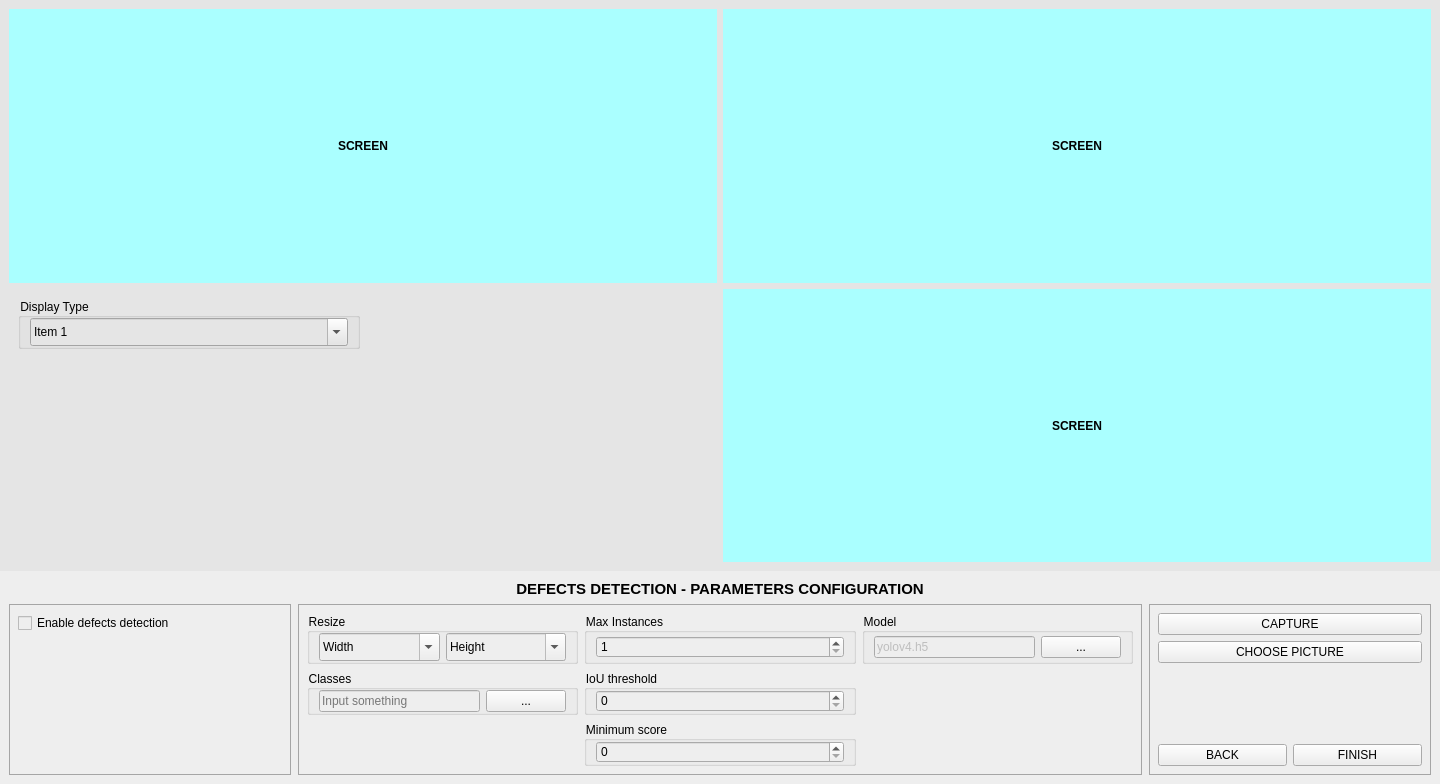
Qt form views/error_detect_screen.ui (Shockmstr/FQCS_DesktopApp) before a commit.
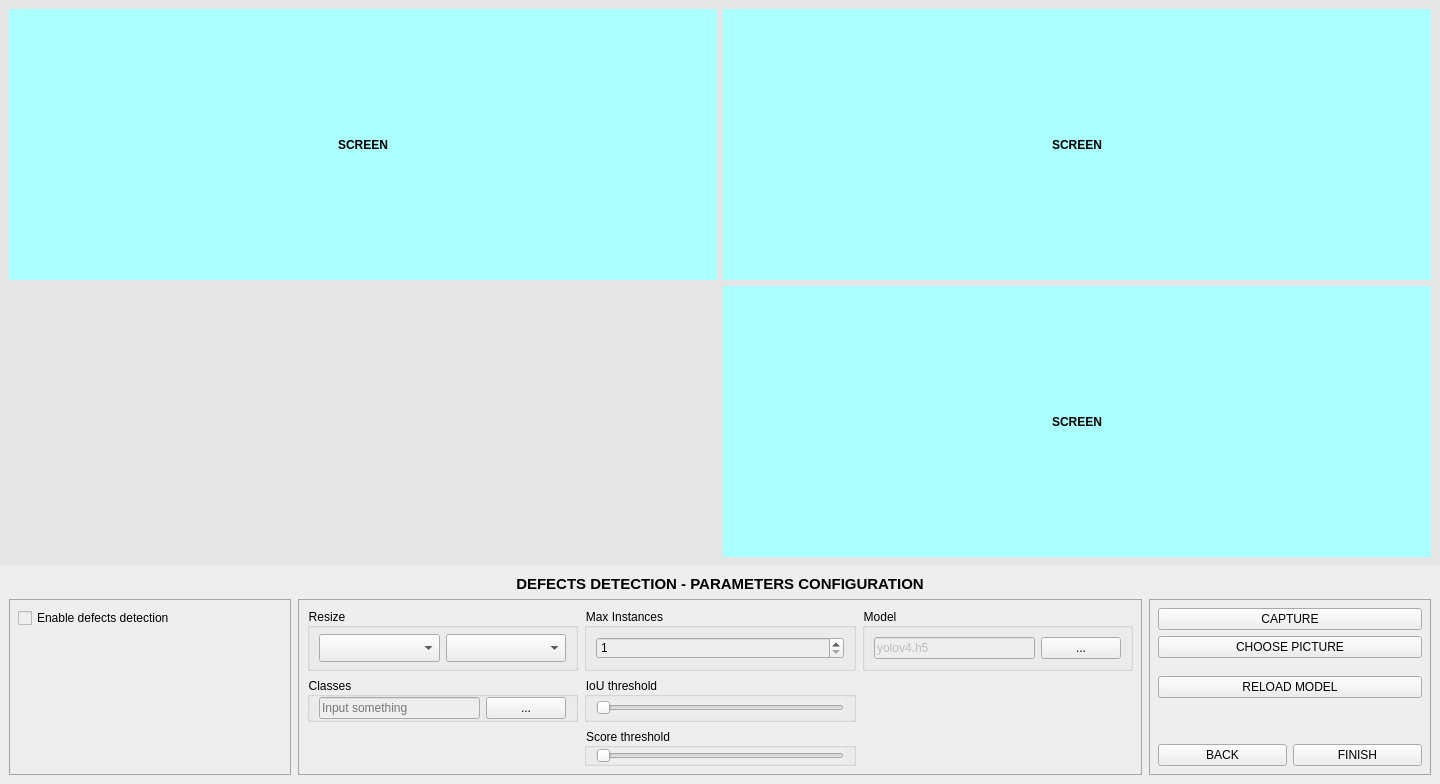
The same form after that commit.

Commit message: finish err detect screen

Diff of the .ui file:
```diff
--- a/views/error_detect_screen.ui
+++ b/views/error_detect_screen.ui
@@ -72,47 +72,6 @@
             <property name="bottomMargin">
              <number>0</number>
             </property>
-            <item alignment="Qt::AlignTop">
-             <widget class="QGroupBox" name="groupCbbDisplayType">
-              <property name="title">
-               <string>Display Type</string>
-              </property>
-              <layout class="QVBoxLayout" name="verticalLayout_4">
-               <property name="topMargin">
-                <number>0</number>
-               </property>
-               <property name="bottomMargin">
-                <number>0</number>
-               </property>
-               <item>
-                <widget class="QComboBox" name="cbbDisplayType">
-                 <property name="autoFillBackground">
-                  <bool>false</bool>
-                 </property>
-                 <property name="styleSheet">
-                  <string notr="true">height:22px</string>
-                 </property>
-                 <property name="editable">
-                  <bool>true</bool>
-                 </property>
-                 <property name="currentText">
-                  <string>Item 1</string>
-                 </property>
-                 <item>
-                  <property name="text">
-                   <string>Item 1</string>
-                  </property>
-                 </item>
-                 <item>
-                  <property name="text">
-                   <string>Item 2</string>
-                  </property>
-                 </item>
-                </widget>
-               </item>
-              </layout>
-             </widget>
-            </item>
            </layout>
           </widget>
          </item>
@@ -247,9 +206,9 @@
             <item row="2" column="1">
              <widget class="QGroupBox" name="groupMinimumScore">
               <property name="title">
-               <string>Minimum score</string>
+               <string>Score threshold</string>
               </property>
-              <layout class="QVBoxLayout" name="verticalLayout_5">
+              <layout class="QVBoxLayout" name="verticalLayout_4">
                <property name="topMargin">
                 <number>0</number>
                </property>
@@ -257,39 +216,33 @@
                 <number>0</number>
                </property>
                <item>
-                <widget class="QSpinBox" name="inpMinimumScore">
+                <widget class="QSlider" name="sldScoreThresh">
                  <property name="minimum">
                   <number>0</number>
                  </property>
                  <property name="maximum">
                   <number>100</number>
                  </property>
+                 <property name="value">
+                  <number>0</number>
+                 </property>
+                 <property name="orientation">
+                  <enum>Qt::Horizontal</enum>
+                 </property>
                 </widget>
                </item>
               </layout>
              </widget>
             </item>
-            <item row="1" column="1">
-             <widget class="QGroupBox" name="groupIouThreshold">
+            <item row="0" column="1">
+             <widget class="QGroupBox" name="groupMaxInstances">
               <property name="title">
-               <string>IoU threshold</string>
+               <string>Max Instances</string>
               </property>
-              <layout class="QVBoxLayout" name="verticalLayout_14">
-               <property name="topMargin">
-                <number>0</number>
-               </property>
-               <property name="bottomMargin">
-                <number>0</number>
-               </property>
+              <layout class="QHBoxLayout" name="horizontalLayout_7">
                <item>
-                <widget class="QSpinBox" name="inpIouThreshold">
-                 <property name="enabled">
-                  <bool>true</bool>
-                 </property>
+                <widget class="QSpinBox" name="inpMaxInstances">
                  <property name="minimum">
-                  <number>0</number>
-                 </property>
-                 <property name="maximum">
                   <number>1</number>
                  </property>
                 </widget>
@@ -318,7 +271,7 @@
                   <string notr="true">height:22px</string>
                  </property>
                  <property name="editable">
-                  <bool>true</bool>
+                  <bool>false</bool>
                  </property>
                  <property name="currentText">
                   <string>Width</string>
@@ -347,7 +300,7 @@
                   <string notr="true">height:22px</string>
                  </property>
                  <property name="editable">
-                  <bool>true</bool>
+                  <bool>false</bool>
                  </property>
                  <property name="currentText">
                   <string>Height</string>
@@ -370,12 +323,12 @@
               </layout>
              </widget>
             </item>
-            <item row="0" column="1">
-             <widget class="QGroupBox" name="groupMaxInstances">
+            <item row="1" column="1">
+             <widget class="QGroupBox" name="groupIoUThresh">
               <property name="title">
-               <string>Max Instances</string>
+               <string>IoU threshold</string>
               </property>
-              <layout class="QVBoxLayout" name="verticalLayout_15">
+              <layout class="QVBoxLayout" name="verticalLayout_3">
                <property name="topMargin">
                 <number>0</number>
                </property>
@@ -383,13 +336,16 @@
                 <number>0</number>
                </property>
                <item>
-                <widget class="QSpinBox" name="inpMaxInstances">
-                 <property name="minimum">
-                  <number>1</number>
-                 </property>
+                <widget class="QSlider" name="sldIoUThresh">
                  <property name="maximum">
                   <number>100</number>
                  </property>
+                 <property name="value">
+                  <number>0</number>
+                 </property>
+                 <property name="orientation">
+                  <enum>Qt::Horizontal</enum>
+                 </property>
                 </widget>
                </item>
               </layout>
@@ -514,6 +470,13 @@
               </layout>
              </widget>
             </item>
+            <item>
+             <widget class="QPushButton" name="btnReloadModel">
+              <property name="text">
+               <string>RELOAD MODEL</string>
+              </property>
+             </widget>
+            </item>
             <item alignment="Qt::AlignBottom">
              <widget class="QWidget" name="containerNavBtn" native="true">
               <layout class="QHBoxLayout" name="horizontalLayout_3">
```
Left out of the diff: 5 changed lines with no effect on the pictures. The commit also changes 15 other files.
